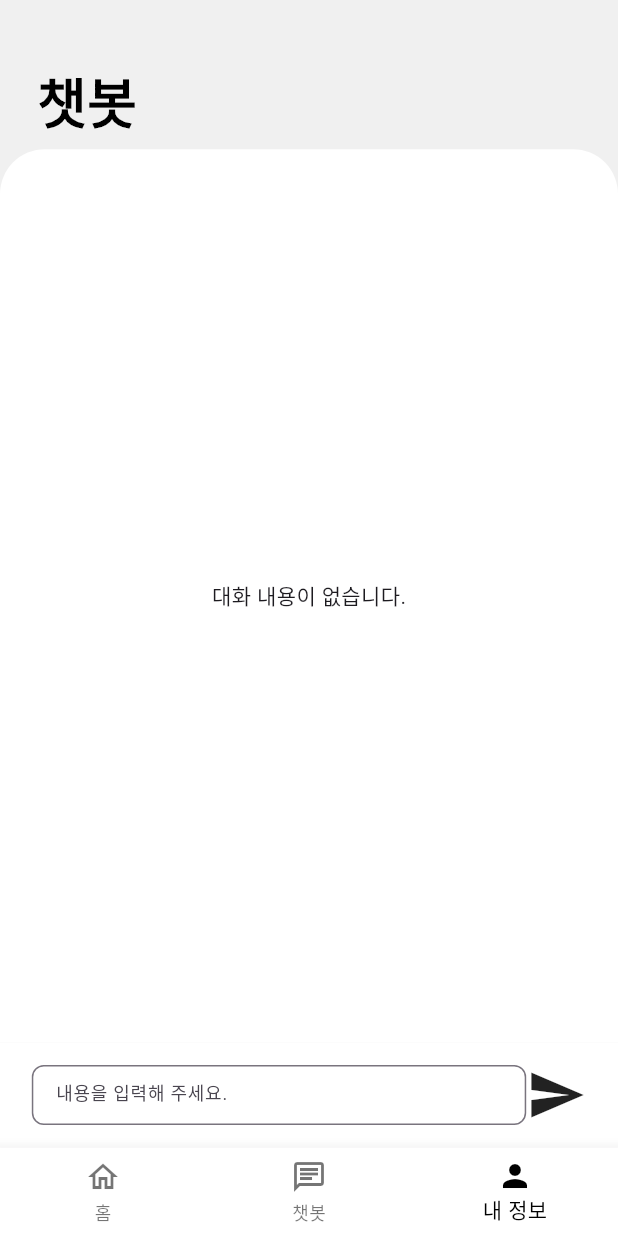
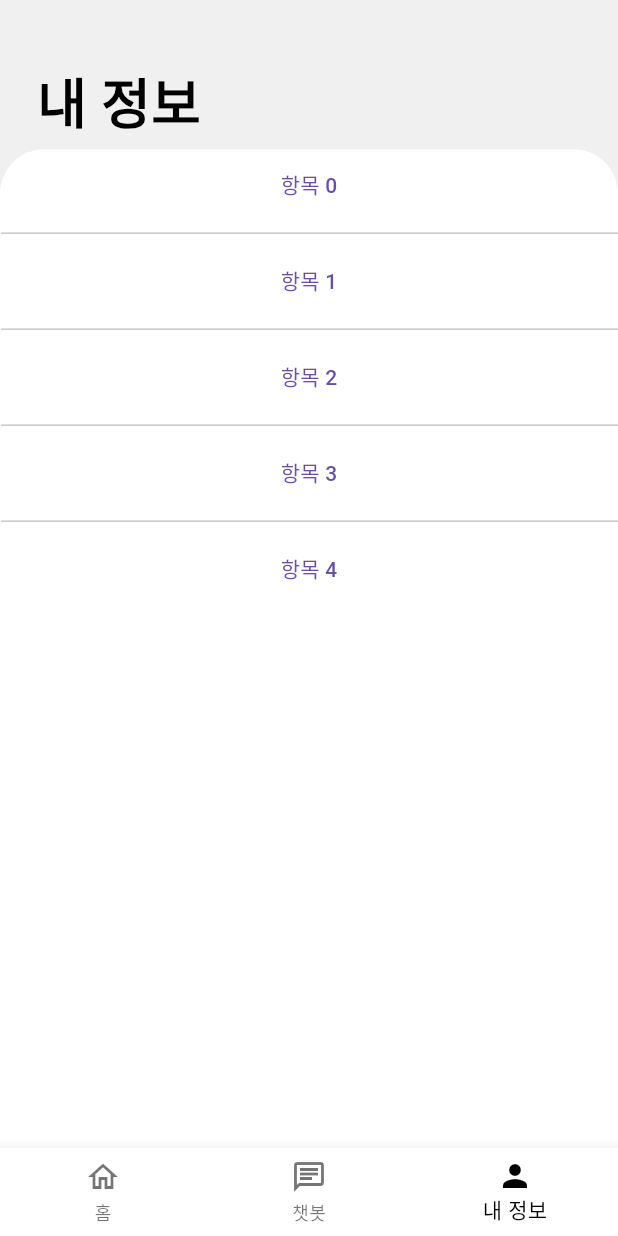
Before and after one commit to KNU-Eight/TeamProject-Eight, a Flutter app: the MainPageView screen opened directly with empty values, item 3 of the bottom bar chosen, on a phone screen of 412 x 824 dp. Run offline on Flutter 3.47's test engine with Material 3 defaults, Android fonts, the phone set to English and light mode, and no system bars; our stand-ins replace firebase_core, get; accounts and stored records are empty; network calls fail; Roboto replaces fonts that are missing (Inter).

Commit message:
내 정보 페이지 추가

```diff
--- a/lib/screens/main_page_view.dart
+++ b/lib/screens/main_page_view.dart
@@ -1,6 +1,7 @@
 import 'package:flutter/material.dart';
 import 'package:prevent_rental_fraud/screens/home_page.dart';
 import 'package:prevent_rental_fraud/screens/intro_page.dart';
+import 'package:prevent_rental_fraud/screens/my_info_page.dart';
 import 'package:prevent_rental_fraud/widgets/navigation_bar_item.dart';
 
 import 'chatbot_page.dart';
@@ -58,7 +59,7 @@ class _MainPageViewState extends State<MainPageView>{
 
   @override
   Widget build(BuildContext context) {
-    _pages = [HomePage(newsLinks: widget.newsLinks, onPageChange: changePage,), ChatbotPage()];
+    _pages = [HomePage(newsLinks: widget.newsLinks, onPageChange: changePage,), ChatbotPage(), MyInfoPage()];
     return Scaffold(
       body: PageView(
         physics: const NeverScrollableScrollPhysics(),
--- /dev/null
+++ b/lib/screens/my_info_page.dart
@@ -0,0 +1,86 @@
+import 'package:flutter/material.dart';
+
+class MyInfoPage extends StatefulWidget{
+  const MyInfoPage({super.key});
+
+  @override
+  createState() => _MyInfoPageState();
+}
+
+class _MyInfoPageState extends State<MyInfoPage>{
+
+  @override
+  Widget build(BuildContext context) {
+    final screenWidth = MediaQuery.of(context).size.width;
+    final screenHeight = MediaQuery.of(context).size.height;
+    final double startPosition = 0.06;
+    return GestureDetector(
+        onTap: () {
+          FocusScope.of(context).unfocus(); // 키보드 닫기 이벤트
+        },
+        child: Scaffold(
+          body: Container(
+              width: screenWidth, // 동적 너비
+              height: screenHeight, // 동적 높이
+              clipBehavior: Clip.antiAlias,
+              decoration: BoxDecoration(color: const Color(0xFFF0F0F0)),
+              child: Stack(
+                children: [
+                  Positioned(
+                    left: screenWidth * startPosition,
+                    top: screenHeight * startPosition,
+                    child: Text(
+                      '내 정보',
+                      textAlign: TextAlign.center,
+                      style: TextStyle(
+                        color: Colors.black,
+                        fontSize: 36,
+                        fontFamily: 'Inter',
+                        fontWeight: FontWeight.w600,
+                        height: 1,
+                      ),
+                    ),
+                  ),
+                  Positioned.fill( // Positioned를 추가하여 하단을 채움
+                    top: screenHeight * startPosition + 50, // 첫 번째 Positioned 다음부터 시작
+                    child: Column(
+                      mainAxisAlignment: MainAxisAlignment.end,
+                      children: [
+                        Expanded( // 빈 공간을 채우도록 설정
+                          child: Container(
+                            decoration: const BoxDecoration(
+                              color: Colors.white,
+                              borderRadius: BorderRadius.only(
+                                topLeft: Radius.circular(30),
+                                topRight: Radius.circular(30),
+                              ),
+                            ),
+                            child: Column(
+                              children: [
+                                Expanded(
+                                  child: ListView.separated(
+                                    itemCount: 5,
+                                    itemBuilder: (context, index) {
+                                      return TextButton(
+                                        onPressed: () {  },
+                                        child: Text('항목 $index'),
+                                      );
+                                    },
+                                    separatorBuilder: (context, index) => Divider(indent: 0.8), // 구분선 추가
+                                  )
+                                ),
+                              ],
+                            ),
+                          ),
+                        ),
+                      ],
+                    ),
+                  ),
+                ],
+              )
+          ),
+        )
+    );
+  }
+
+}
```
